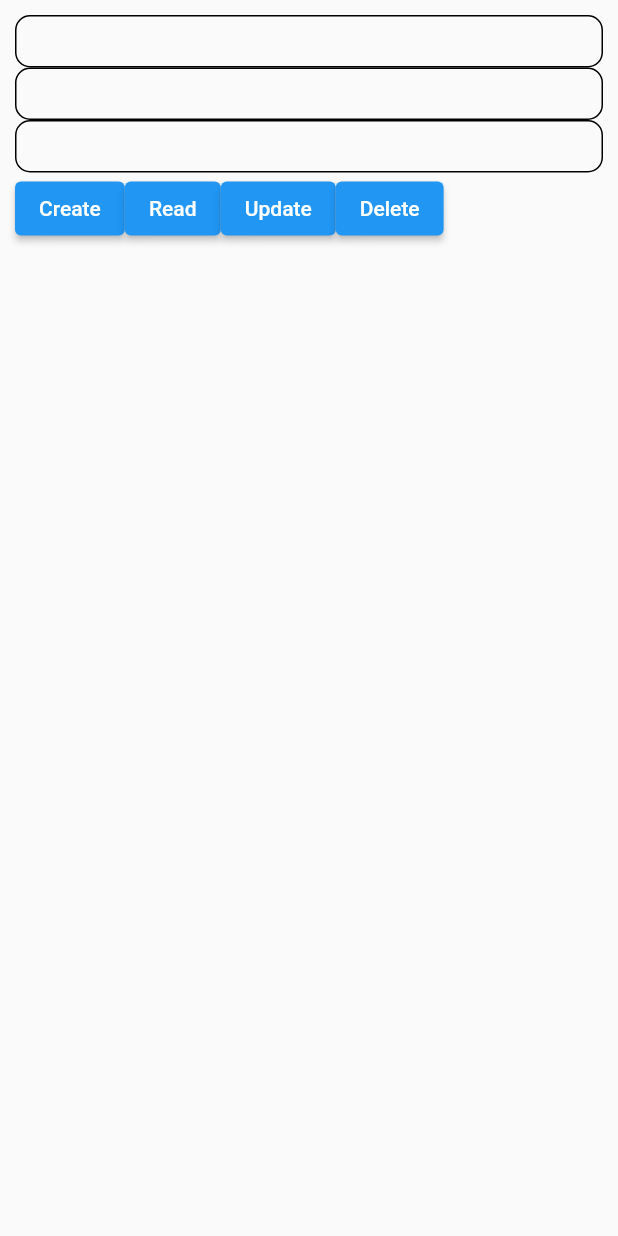
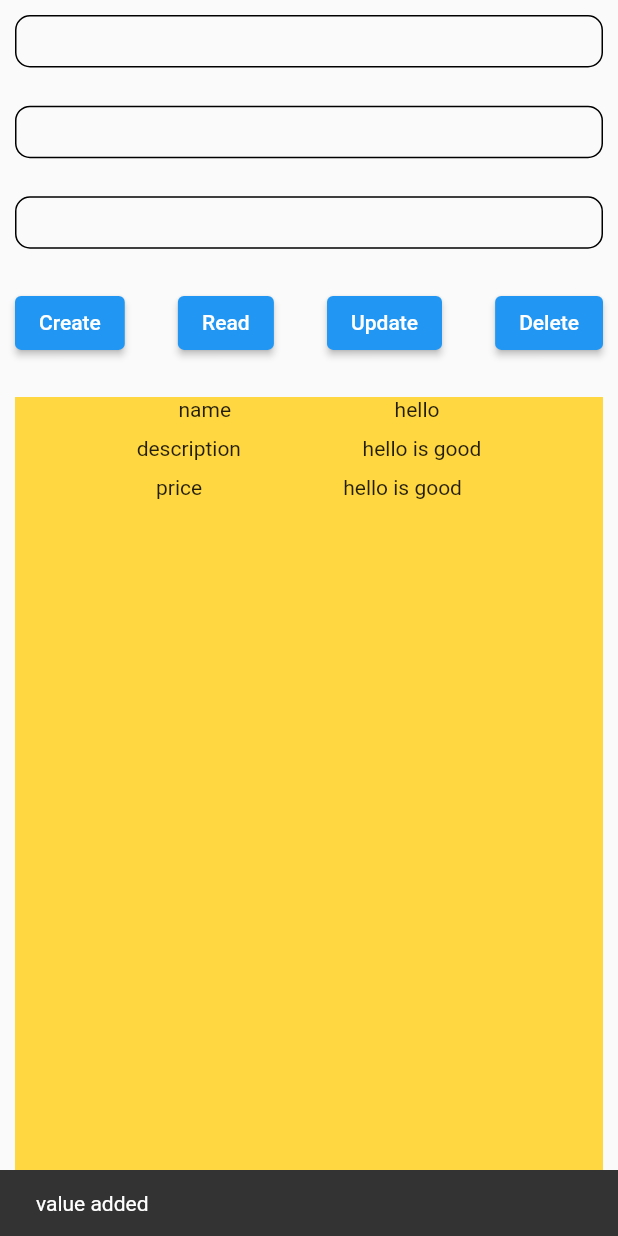
Before and after one commit to dineshkumars29/flutter_firebase_crud, a Flutter app: the screen it shows after launch, after a tap on "Create", on a phone screen of 412 x 824 dp. Run offline on Flutter 3.47's test engine with Material 2 defaults, Android fonts, the phone set to English and light mode, and no system bars; our stand-ins replace cloud_firestore, firebase_core; accounts and stored records are empty.

```diff
--- a/lib/main.dart
+++ b/lib/main.dart
@@ -1,6 +1,11 @@
+import 'package:firebase_core/firebase_core.dart';
+import 'package:flutter/foundation.dart';
 import 'package:flutter/material.dart';
+import 'package:cloud_firestore/cloud_firestore.dart';
 
-void main() {
+void main() async {
+  WidgetsFlutterBinding.ensureInitialized();
+  await Firebase.initializeApp();
   runApp(const MaterialApp(
     home: MyApp(),
   ));
@@ -14,14 +19,65 @@ class MyApp extends StatefulWidget {
 }
 
 class _MyAppState extends State<MyApp> {
+  String? name, description;
+  double? price;
   TextEditingController title = TextEditingController();
-  TextEditingController description = TextEditingController();
-  TextEditingController price = TextEditingController();
+  TextEditingController descriptionController = TextEditingController();
+  TextEditingController priceController = TextEditingController();
 
-  create() {}
-  read() {}
-  update() {}
-  delete() {}
+  create() {
+    DocumentReference<Map<String, dynamic>> documentReference =
+        FirebaseFirestore.instance.collection("Dishes").doc("Food");
+    Map<String, dynamic> val = {
+      "name": "hello",
+      "description": 'hello is good',
+      "price": 99.4
+    };
+    documentReference.set(val).whenComplete(() {
+      ScaffoldMessenger.of(context)
+          .showSnackBar(const SnackBar(content: Text("value added")));
+    });
+  }
+
+  read() {
+    DocumentReference<Map<String, dynamic>> documentReference =
+        FirebaseFirestore.instance.collection("Dishes").doc("Food");
+    documentReference.get().then((value) {
+      var data = value.data();
+
+      if (kDebugMode) {
+        print("--->$data");
+        print("--->${data!['name']}");
+      }
+    });
+    if (kDebugMode) {
+      print(documentReference);
+    }
+  }
+
+  update() {
+    DocumentReference<Map<String, dynamic>> documentReference =
+        FirebaseFirestore.instance.collection("Dishes").doc("Food");
+    Map<String, dynamic> val = {
+      "name": "hello",
+      "description": 'hello is good',
+      "price": 99.4
+    };
+    documentReference.set(val).whenComplete(() {
+      ScaffoldMessenger.of(context)
+          .showSnackBar(const SnackBar(content: Text("value added")));
+    });
+  }
+
+  delete() {
+    DocumentReference<Map<String, dynamic>> documentReference =
+        FirebaseFirestore.instance.collection("Dishes").doc("Food");
+
+    documentReference.delete().whenComplete(() {
+      ScaffoldMessenger.of(context).showSnackBar(
+          SnackBar(content: Text("$documentReference is deleted.")));
+    });
+  }
 
   @override
   Widget build(BuildContext context) {
@@ -29,7 +85,9 @@ class _MyAppState extends State<MyApp> {
         child: Scaffold(
       body: Padding(
         padding: const EdgeInsets.all(10),
-        child: Column(children: [
+        child: Column(
+            mainAxisAlignment: MainAxisAlignment.spaceBetween,
+            children: [
               SizedBox(
                 height: 35,
                 child: TextFormField(
@@ -48,7 +106,7 @@ class _MyAppState extends State<MyApp> {
               SizedBox(
                 height: 35,
                 child: TextFormField(
-              controller: description,
+                  controller: descriptionController,
                   decoration: const InputDecoration(
                     enabledBorder: OutlineInputBorder(
                         borderRadius: BorderRadius.all(Radius.circular(10))),
@@ -63,7 +121,7 @@ class _MyAppState extends State<MyApp> {
               SizedBox(
                 height: 35,
                 child: TextFormField(
-              controller: price,
+                  controller: priceController,
                   decoration: const InputDecoration(
                     enabledBorder: OutlineInputBorder(
                         borderRadius: BorderRadius.all(Radius.circular(10))),
@@ -76,6 +134,7 @@ class _MyAppState extends State<MyApp> {
                 ),
               ),
               Row(
+                mainAxisAlignment: MainAxisAlignment.spaceBetween,
                 children: [
                   ElevatedButton(
                       onPressed: () => create(), child: const Text("Create")),
@@ -86,6 +145,68 @@ class _MyAppState extends State<MyApp> {
                   ElevatedButton(
                       onPressed: () => delete(), child: const Text("Delete")),
                 ],
+              ),
+              Container(
+                decoration: const BoxDecoration(color: Colors.amberAccent),
+                height: MediaQuery.sizeOf(context).height / 1.5,
+                child: StreamBuilder(
+                    stream: FirebaseFirestore.instance
+                        .collection("Dishes")
+                        .snapshots(),
+                    builder: (BuildContext context, snapshot) {
+                      if (snapshot.connectionState == ConnectionState.waiting) {
+                        return const CircularProgressIndicator(); // Return a loading indicator while waiting for data
+                      }
+                      if (!snapshot.hasData) {
+                        return const Text(
+                            "No data available."); // Handle the case when there's no data
+                      }
+                      return ListView.builder(
+                          itemCount: snapshot.data!.docs.length,
+                          itemBuilder: (context, index) {
+                            // QueryDocumentSnapshot<Map<String, dynamic>> dc =
+                            var dc = snapshot.data?.docs[index];
+                            return Column(
+                              mainAxisAlignment: MainAxisAlignment.center,
+                              crossAxisAlignment: CrossAxisAlignment.center,
+                              children: [
+                                Row(
+                                  mainAxisAlignment:
+                                      MainAxisAlignment.spaceEvenly,
+                                  children: [
+                                    const Text("name"),
+                                    Text(dc?.data()["name"] ?? "")
+                                  ],
+                                ),
+                                const SizedBox(
+                                  height: 10,
+                                ),
+                                Row(
+                                  mainAxisAlignment:
+                                      MainAxisAlignment.spaceEvenly,
+                                  children: [
+                                    const Text("description"),
+                                    Text(dc?.data()["description"] ?? "")
+                                  ],
+                                ),
+                                const SizedBox(
+                                  height: 10,
+                                ),
+                                Row(
+                                  mainAxisAlignment:
+                                      MainAxisAlignment.spaceEvenly,
+                                  children: [
+                                    const Text("price"),
+                                    Text("${dc?.data()["description"]}")
+                                  ],
+                                ),
+                                const SizedBox(
+                                  height: 10,
+                                ),
+                              ],
+                            );
+                          });
+                    }),
               )
             ]),
       ),
```
Also changed, not shown: pubspec.yaml (+5 -4 lines), pubspec.lock, 10 other files. Lines whose indentation alone changed are shown as unchanged.
